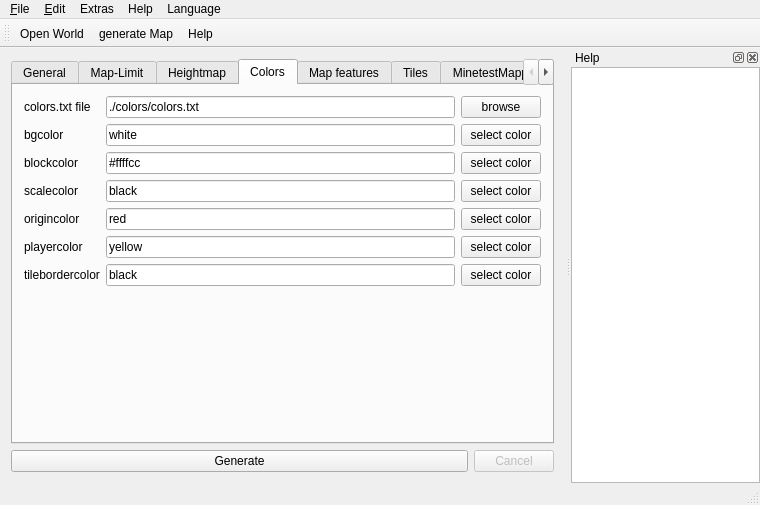
First picture: the form in mainwindow.ui, repository AirSThib/MinetestMapperGUI, before the edit.
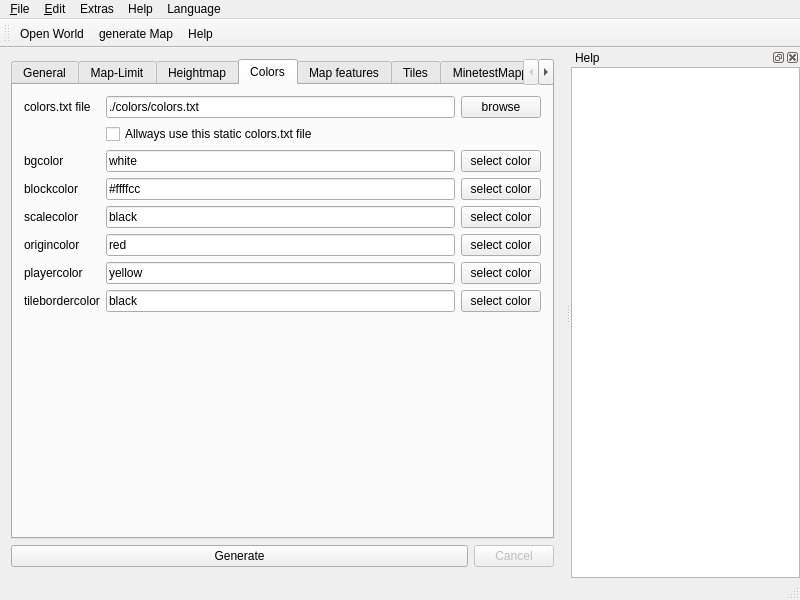
Second picture: the form after the edit. The open tabs and pages were chosen to show the change. Icons and pictures are not drawn. Custom widgets are drawn as their Qt base class.

Commit message: Prefer a colors.txt from the world directory (if exist) but allow to use always a static one

```diff
--- a/mainwindow.ui
+++ b/mainwindow.ui
@@ -6,8 +6,8 @@
    <rect>
     <x>0</x>
     <y>0</y>
-    <width>760</width>
-    <height>505</height>
+    <width>800</width>
+    <height>600</height>
    </rect>
   </property>
   <property name="windowTitle">
@@ -1135,33 +1135,43 @@
         <string>Colors</string>
        </attribute>
        <layout class="QGridLayout" name="gridLayout_7">
-        <item row="6" column="0">
+        <item row="5" column="1">
+         <widget class="ColorLineEdit" name="origincolor">
+          <property name="statusTip">
+           <string> Specify the color for drawing the map origin (0,0)</string>
+          </property>
+          <property name="text">
+           <string notr="true">red</string>
+          </property>
+         </widget>
+        </item>
+        <item row="4" column="1">
+         <widget class="ColorLineEdit" name="scalecolor">
+          <property name="statusTip">
+           <string> Specify the color for text in the scales on the side</string>
+          </property>
+          <property name="text">
+           <string notr="true">black</string>
+          </property>
+         </widget>
+        </item>
+        <item row="6" column="1">
+         <widget class="ColorLineEdit" name="playercolor">
+          <property name="statusTip">
+           <string>Specify the color for drawing player locations</string>
+          </property>
+          <property name="text">
+           <string notr="true">yellow</string>
+          </property>
+         </widget>
+        </item>
+        <item row="7" column="0">
          <widget class="QLabel" name="label_19">
           <property name="text">
            <string>tilebordercolor</string>
           </property>
          </widget>
         </item>
-        <item row="1" column="1">
-         <widget class="ColorLineEdit" name="bgcolor">
-          <property name="statusTip">
-           <string>Specify the background color for the image</string>
-          </property>
-          <property name="autoFillBackground">
-           <bool>true</bool>
-          </property>
-          <property name="text">
-           <string notr="true">white</string>
-          </property>
-         </widget>
-        </item>
-        <item row="1" column="0">
-         <widget class="QLabel" name="label_14">
-          <property name="text">
-           <string>bgcolor</string>
-          </property>
-         </widget>
-        </item>
         <item row="0" column="1">
          <widget class="QLineEdit" name="path_ColorsTxt">
           <property name="text">
@@ -1169,14 +1179,14 @@
           </property>
          </widget>
         </item>
-        <item row="5" column="0">
+        <item row="6" column="0">
          <widget class="QLabel" name="label_18">
           <property name="text">
            <string>playercolor</string>
           </property>
          </widget>
         </item>
-        <item row="2" column="1">
+        <item row="3" column="1">
          <widget class="ColorLineEdit" name="blockcolor">
           <property name="statusTip">
            <string>Specify the color for empty mapblocks</string>
@@ -1186,27 +1196,47 @@
           </property>
          </widget>
         </item>
+        <item row="2" column="1">
+         <widget class="ColorLineEdit" name="bgcolor">
+          <property name="statusTip">
+           <string>Specify the background color for the image</string>
+          </property>
+          <property name="autoFillBackground">
+           <bool>true</bool>
+          </property>
+          <property name="text">
+           <string notr="true">white</string>
+          </property>
+         </widget>
+        </item>
         <item row="2" column="0">
-         <widget class="QLabel" name="label_15">
+         <widget class="QLabel" name="label_14">
           <property name="text">
-           <string>blockcolor</string>
+           <string>bgcolor</string>
           </property>
          </widget>
         </item>
-        <item row="4" column="0">
+        <item row="5" column="0">
          <widget class="QLabel" name="label_17">
           <property name="text">
            <string>origincolor</string>
           </property>
          </widget>
         </item>
-        <item row="3" column="0">
+        <item row="4" column="0">
          <widget class="QLabel" name="label_16">
           <property name="text">
            <string>scalecolor</string>
           </property>
          </widget>
         </item>
+        <item row="3" column="0">
+         <widget class="QLabel" name="label_15">
+          <property name="text">
+           <string>blockcolor</string>
+          </property>
+         </widget>
+        </item>
         <item row="0" column="0">
          <widget class="QLabel" name="label_13">
           <property name="text">
@@ -1214,7 +1244,7 @@
           </property>
          </widget>
         </item>
-        <item row="7" column="0">
+        <item row="8" column="0">
          <spacer name="verticalSpacer_4">
           <property name="orientation">
            <enum>Qt::Vertical</enum>
@@ -1228,17 +1258,6 @@
          </spacer>
         </item>
         <item row="6" column="2">
-         <widget class="QPushButton" name="selectTileBorderColor">
-          <property name="text">
-           <string>select color</string>
-          </property>
-          <property name="icon">
-           <iconset resource="minetestmappergui.qrc">
-            <normaloff>:/color</normaloff>:/color</iconset>
-          </property>
-         </widget>
-        </item>
-        <item row="5" column="2">
          <widget class="QPushButton" name="selectPlayerColor">
           <property name="text">
            <string>select color</string>
@@ -1249,7 +1268,7 @@
           </property>
          </widget>
         </item>
-        <item row="4" column="2">
+        <item row="5" column="2">
          <widget class="QPushButton" name="selectOriginColor">
           <property name="text">
            <string>select color</string>
@@ -1260,7 +1279,18 @@
           </property>
          </widget>
         </item>
-        <item row="3" column="2">
+        <item row="7" column="2">
+         <widget class="QPushButton" name="selectTileBorderColor">
+          <property name="text">
+           <string>select color</string>
+          </property>
+          <property name="icon">
+           <iconset resource="minetestmappergui.qrc">
+            <normaloff>:/color</normaloff>:/color</iconset>
+          </property>
+         </widget>
+        </item>
+        <item row="4" column="2">
          <widget class="QPushButton" name="selectScaleColor">
           <property name="text">
            <string>select color</string>
@@ -1271,7 +1301,7 @@
           </property>
          </widget>
         </item>
-        <item row="2" column="2">
+        <item row="3" column="2">
          <widget class="QPushButton" name="selectBlockColor">
           <property name="text">
            <string>select color</string>
@@ -1282,7 +1312,7 @@
           </property>
          </widget>
         </item>
-        <item row="1" column="2">
+        <item row="2" column="2">
          <widget class="QPushButton" name="selectBgColor">
           <property name="text">
            <string>select color</string>
@@ -1304,7 +1334,7 @@
           </property>
          </widget>
         </item>
-        <item row="6" column="1">
+        <item row="7" column="1">
          <widget class="ColorLineEdit" name="tilebordercolor">
           <property name="statusTip">
            <string>Specify the color for drawing tile borders</string>
@@ -1314,33 +1344,13 @@
           </property>
          </widget>
         </item>
-        <item row="5" column="1">
-         <widget class="ColorLineEdit" name="playercolor">
+        <item row="1" column="1" colspan="2">
+         <widget class="QCheckBox" name="useStaticColorsTxt">
           <property name="statusTip">
            <string>Specify the color for drawing player locations</string>
           </property>
           <property name="text">
-           <string notr="true">yellow</string>
-          </property>
-         </widget>
-        </item>
-        <item row="4" column="1">
-         <widget class="ColorLineEdit" name="origincolor">
-          <property name="statusTip">
-           <string> Specify the color for drawing the map origin (0,0)</string>
-          </property>
-          <property name="text">
-           <string notr="true">red</string>
-          </property>
-         </widget>
-        </item>
-        <item row="3" column="1">
-         <widget class="ColorLineEdit" name="scalecolor">
-          <property name="statusTip">
-           <string> Specify the color for text in the scales on the side</string>
-          </property>
-          <property name="text">
-           <string notr="true">black</string>
+           <string>Allways use this static colors.txt file</string>
           </property>
          </widget>
         </item>
@@ -2249,7 +2259,7 @@
     <rect>
      <x>0</x>
      <y>0</y>
-     <width>760</width>
+     <width>800</width>
      <height>26</height>
     </rect>
    </property>
```
Left out of the diff: 32 changed lines with no effect on the pictures. The commit also changes 4 other files.
